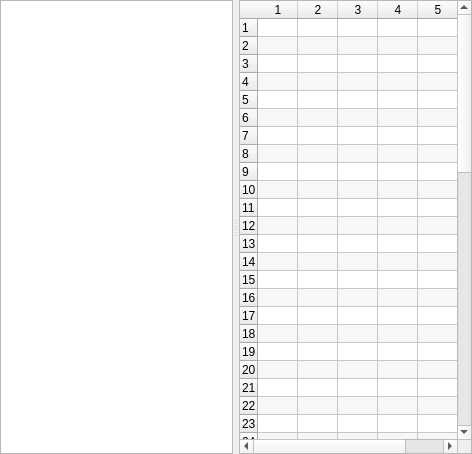
This is src/gui/memory/ramtable.ui in Arcachofo/SimulIDE-dev as Qt 5 draws it before an edit. The edited form follows.
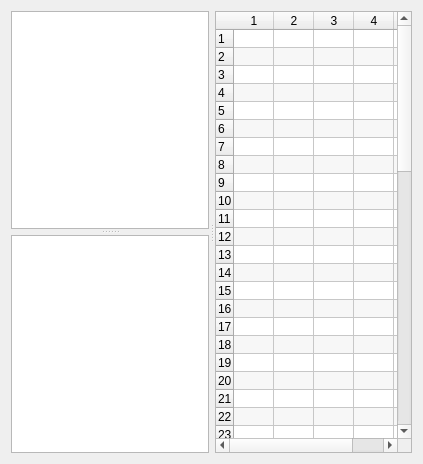
This is the edited form.

Commit message: RamTable: Addd variables at compile time.

```diff
--- a/src/gui/memory/ramtable.ui
+++ b/src/gui/memory/ramtable.ui
@@ -6,8 +6,8 @@
    <rect>
     <x>0</x>
     <y>0</y>
-    <width>472</width>
-    <height>454</height>
+    <width>423</width>
+    <height>464</height>
    </rect>
   </property>
   <property name="sizePolicy">
@@ -20,21 +20,6 @@
    <string>Form</string>
   </property>
   <layout class="QHBoxLayout" name="horizontalLayout">
-   <property name="spacing">
-    <number>0</number>
-   </property>
-   <property name="leftMargin">
-    <number>0</number>
-   </property>
-   <property name="topMargin">
-    <number>0</number>
-   </property>
-   <property name="rightMargin">
-    <number>0</number>
-   </property>
-   <property name="bottomMargin">
-    <number>0</number>
-   </property>
    <item>
     <widget class="QSplitter" name="splitter">
      <property name="locale">
@@ -46,6 +31,16 @@
      <property name="handleWidth">
       <number>6</number>
      </property>
+     <widget class="QSplitter" name="splitter_2">
+      <property name="locale">
+       <locale language="C" country="AnyCountry"/>
+      </property>
+      <property name="orientation">
+       <enum>Qt::Vertical</enum>
+      </property>
+      <property name="handleWidth">
+       <number>6</number>
+      </property>
      <widget class="QListView" name="registers">
       <property name="sizePolicy">
        <sizepolicy hsizetype="Preferred" vsizetype="Expanding">
@@ -53,6 +48,15 @@
         <verstretch>0</verstretch>
        </sizepolicy>
       </property>
+      </widget>
+      <widget class="QListView" name="variables">
+       <property name="sizePolicy">
+        <sizepolicy hsizetype="Preferred" vsizetype="Expanding">
+         <horstretch>0</horstretch>
+         <verstretch>0</verstretch>
+        </sizepolicy>
+       </property>
+      </widget>
      </widget>
      <widget class="QTableWidget" name="table">
       <property name="sizePolicy">
```
Lines whose indentation alone changed are shown as unchanged. The commit also changes 11 other files.
